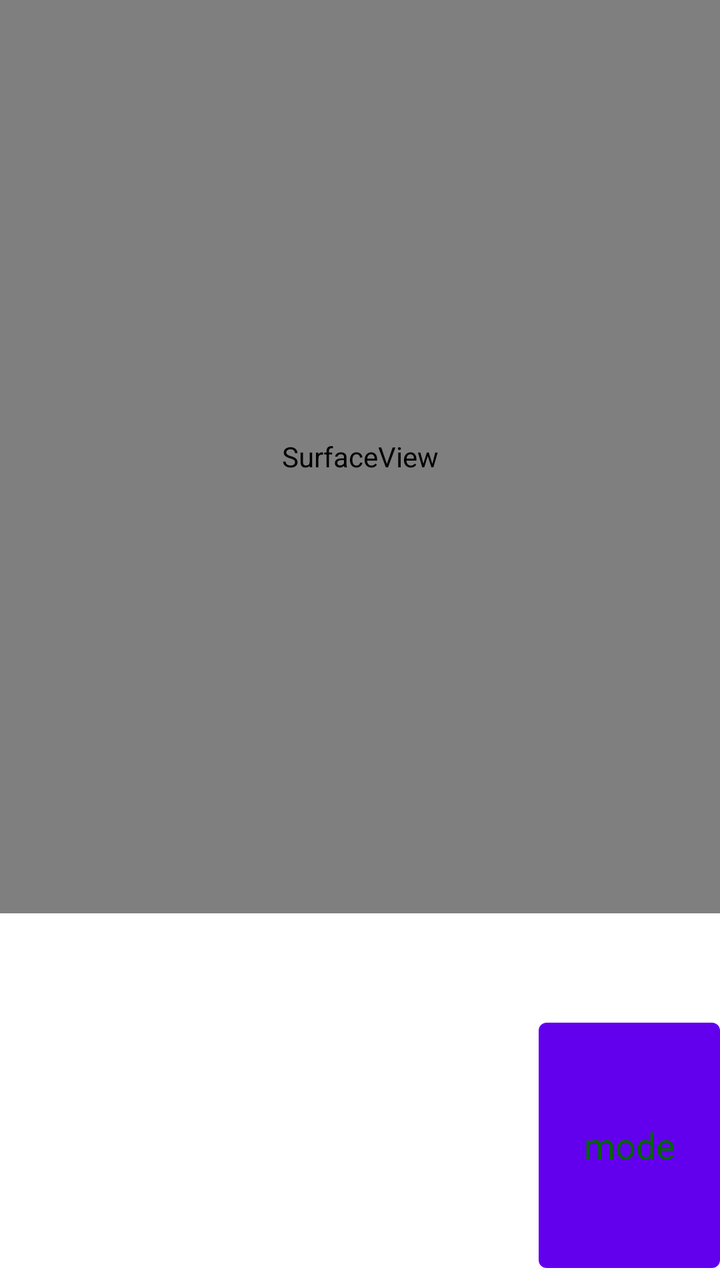
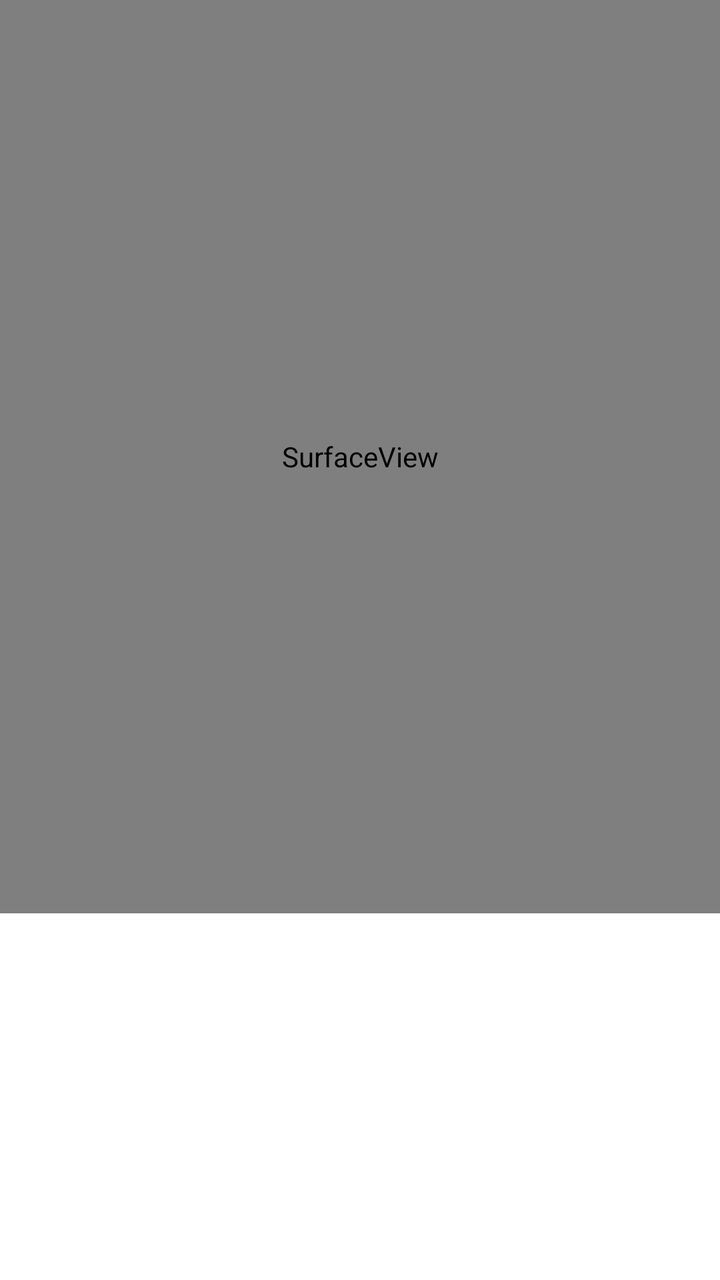

Two renders of the same Android screen: before a commit and after it. Below are the layout's source before the change and the commit's diff.
<!-- AndroidManifest.xml: fallback theme Theme.MaterialComponents.DayNight.NoActionBar -->
<!-- res/layout/main.xml -->
<?xml version="1.0" encoding="utf-8"?>
<LinearLayout xmlns:android="http://schemas.android.com/apk/res/android"
    android:orientation="vertical"
    android:layout_width="fill_parent"
    android:layout_height="fill_parent"
    >
    <FrameLayout android:id="@+id/surface_frame"
	android:layout_width="fill_parent"
	android:layout_height="1dp"
	android:layout_weight="5">
	<SurfaceView android:id="@+id/strobe"
	    android:layout_width="fill_parent"
	    android:layout_height="fill_parent" />
    </FrameLayout>
    <LinearLayout
	android:layout_width="fill_parent"
	android:layout_height="1dp"
	android:layout_weight="2"
	android:orientation="horizontal">
	<FrameLayout android:id="@+id/buttons_holder"
	    android:layout_width="1dp"
	    android:layout_height="fill_parent"
	    android:layout_weight="3" />
	<LinearLayout
	    android:layout_width="1dp"
	    android:layout_height="fill_parent"
	    android:layout_weight="1"
	    android:orientation="vertical">
	    <TextView android:id="@+id/center_display"
		android:layout_width="fill_parent"
		android:layout_height="wrap_content"
		android:gravity="right"
		android:lines="1"
		android:singleLine="true"
		android:textAppearance="?android:attr/textAppearanceMedium" 
		android:textColor="#66F" />
	    <TextView android:id="@+id/stretch_display"
		android:layout_width="fill_parent"
		android:layout_height="wrap_content"
		android:gravity="right"
		android:lines="1"
		android:singleLine="true"
		android:textAppearance="?android:attr/textAppearanceMedium" 
		android:textColor="#66F" />
            <Button
	        android:layout_width="fill_parent"
		android:layout_height="1dp"
		android:layout_weight="1"
		android:text="mode"
		android:textColor="#060"
		android:textAppearance="?android:attr/textAppearanceMedium"
		android:onClick="do_mode" />
	</LinearLayout>
    </LinearLayout>
</LinearLayout>
<!-- resources referenced by this layout -->
<resources>

</resources>

<!-- the commit's change to res/layout/main.xml (unified diff, before → after) -->
@@ -42,14 +42,10 @@
 		android:singleLine="true"
 		android:textAppearance="?android:attr/textAppearanceMedium" 
 		android:textColor="#66F" />
-            <Button
-	        android:layout_width="fill_parent"
+	    <FrameLayout android:id="@+id/mode_holder"
+		android:layout_width="fill_parent"
 		android:layout_height="1dp"
-		android:layout_weight="1"
-		android:text="mode"
-		android:textColor="#060"
-		android:textAppearance="?android:attr/textAppearanceMedium"
-		android:onClick="do_mode" />
+		android:layout_weight="1" />
 	</LinearLayout>
     </LinearLayout>
 </LinearLayout>
